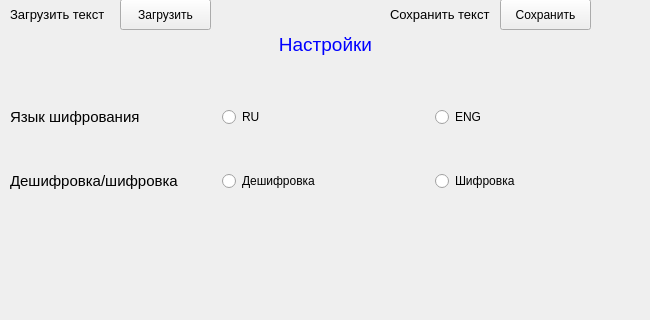
RoketFlame/amgine, file morse_main.ui: the form before one commit; both pictures show x 0 to 650 and y 270 to 590 of the 650 by 590 pixel window.
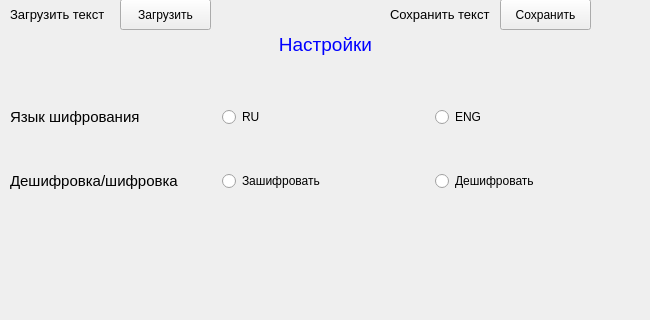
The form after the commit.

Diff of the .ui file:
```diff
--- a/morse_main.ui
+++ b/morse_main.ui
@@ -51,26 +51,6 @@
        </attribute>
       </widget>
      </item>
-     <item row="1" column="1">
-      <widget class="QRadioButton" name="rb_crypt_decode">
-       <property name="text">
-        <string>Дешифровка</string>
-       </property>
-       <attribute name="buttonGroup">
-        <string notr="true">btn_group_crypt</string>
-       </attribute>
-      </widget>
-     </item>
-     <item row="1" column="2">
-      <widget class="QRadioButton" name="rb_crypt_code">
-       <property name="text">
-        <string>Шифровка</string>
-       </property>
-       <attribute name="buttonGroup">
-        <string notr="true">btn_group_crypt</string>
-       </attribute>
-      </widget>
-     </item>
      <item row="0" column="0">
       <widget class="QLabel" name="label_7">
        <property name="text">
@@ -78,6 +58,26 @@
        </property>
       </widget>
      </item>
+     <item row="1" column="1">
+      <widget class="QRadioButton" name="rb_crypt_code">
+       <property name="text">
+        <string>Зашифровать</string>
+       </property>
+       <attribute name="buttonGroup">
+        <string notr="true">btn_group_crypt</string>
+       </attribute>
+      </widget>
+     </item>
+     <item row="1" column="2">
+      <widget class="QRadioButton" name="rb_crypt_decode">
+       <property name="text">
+        <string>Дешифровать</string>
+       </property>
+       <attribute name="buttonGroup">
+        <string notr="true">btn_group_crypt</string>
+       </attribute>
+      </widget>
+     </item>
     </layout>
    </widget>
    <widget class="QLabel" name="label_8">
```
Left out of the diff: 2 changed lines with no effect on the pictures.
